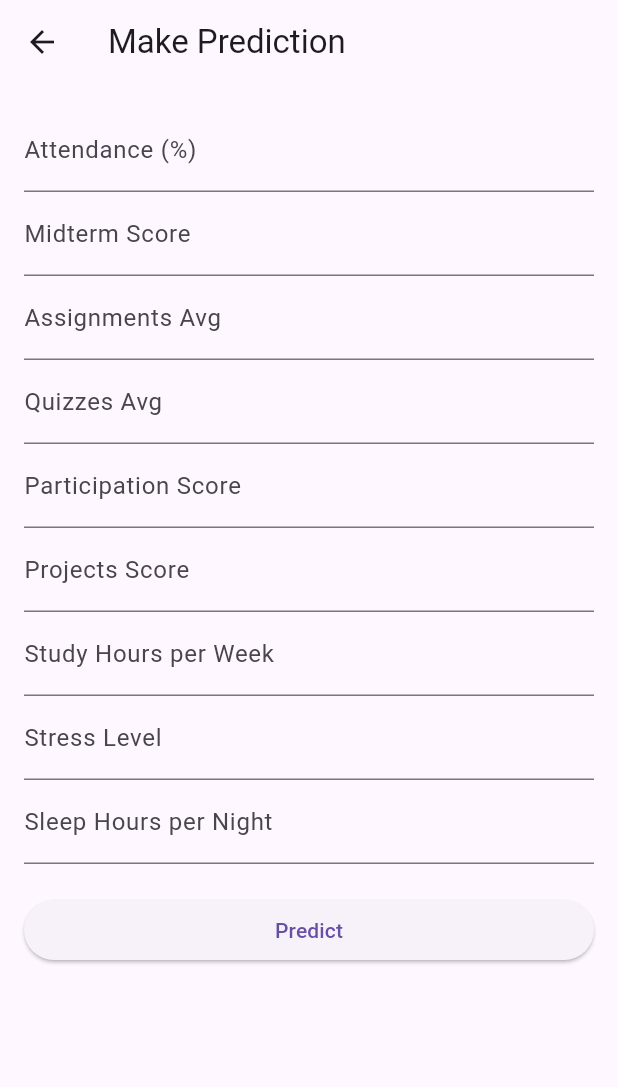
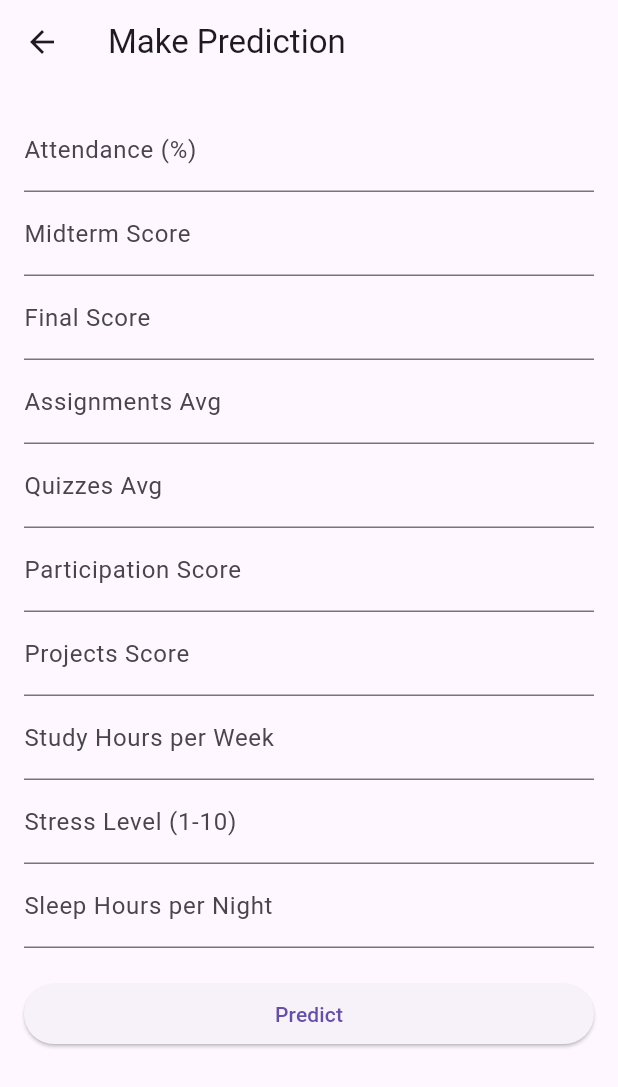
Before and after one commit to ngabo-dev/Linear-Regression-Model-Deployment, a Flutter app: the PredictionScreen screen opened directly, after a tap on "Predict", on a phone screen of 412 x 824 dp. Shown: the top 1087 px of the screen. Run offline on Flutter 3.47's test engine with Material 3 defaults, Android fonts, the light colour scheme and no system bars.

```diff
--- a/summative/flutterapp/lib/prediction_screen.dart
+++ b/summative/flutterapp/lib/prediction_screen.dart
@@ -15,6 +15,7 @@ class _PredictionScreenState extends State<PredictionScreen> {
 
   TextEditingController attendanceController = TextEditingController();
   TextEditingController midtermScoreController = TextEditingController();
+  TextEditingController finalScoreController = TextEditingController();
   TextEditingController assignmentsAvgController = TextEditingController();
   TextEditingController quizzesAvgController = TextEditingController();
   TextEditingController participationScoreController = TextEditingController();
@@ -27,15 +28,16 @@ class _PredictionScreenState extends State<PredictionScreen> {
     final url = 'http://0.0.0.0:8000/predict'; // Replace with actual API URL
 
     Map<String, dynamic> requestBody = {
-      'attendance': double.parse(attendanceController.text),
-      'midterm_score': int.parse(midtermScoreController.text),
-      'assignments_avg': int.parse(assignmentsAvgController.text),
-      'quizzes_avg': int.parse(quizzesAvgController.text),
-      'participation_score': int.parse(participationScoreController.text),
-      'projects_score': int.parse(projectsScoreController.text),
-      'study_hours': int.parse(studyHoursController.text),
-      'stress_level': int.parse(stressLevelController.text),
-      'sleep_hours': double.parse(sleepHoursController.text),
+      'Attendance (%)': double.parse(attendanceController.text),
+      'Midterm_Score': double.parse(midtermScoreController.text),
+      'Final_Score': double.parse(finalScoreController.text),
+      'Assignments_Avg': double.parse(assignmentsAvgController.text),
+      'Quizzes_Avg': double.parse(quizzesAvgController.text),
+      'Participation_Score': double.parse(participationScoreController.text),
+      'Projects_Score': double.parse(projectsScoreController.text),
+      'Study_Hours_per_Week': double.parse(studyHoursController.text),
+      'Stress_Level (1-10)': double.parse(stressLevelController.text),
+      'Sleep_Hours_per_Night': double.parse(sleepHoursController.text),
     };
 
     try {
@@ -75,51 +77,16 @@ class _PredictionScreenState extends State<PredictionScreen> {
           key: _formKey,
           child: ListView(
             children: <Widget>[
-              TextFormField(
-                controller: attendanceController,
-                keyboardType: TextInputType.number,
-                decoration: InputDecoration(labelText: 'Attendance (%)'),
-              ),
-              TextFormField(
-                controller: midtermScoreController,
-                keyboardType: TextInputType.number,
-                decoration: InputDecoration(labelText: 'Midterm Score'),
-              ),
-              TextFormField(
-                controller: assignmentsAvgController,
-                keyboardType: TextInputType.number,
-                decoration: InputDecoration(labelText: 'Assignments Avg'),
-              ),
-              TextFormField(
-                controller: quizzesAvgController,
-                keyboardType: TextInputType.number,
-                decoration: InputDecoration(labelText: 'Quizzes Avg'),
-              ),
-              TextFormField(
-                controller: participationScoreController,
-                keyboardType: TextInputType.number,
-                decoration: InputDecoration(labelText: 'Participation Score'),
-              ),
-              TextFormField(
-                controller: projectsScoreController,
-                keyboardType: TextInputType.number,
-                decoration: InputDecoration(labelText: 'Projects Score'),
-              ),
-              TextFormField(
-                controller: studyHoursController,
-                keyboardType: TextInputType.number,
-                decoration: InputDecoration(labelText: 'Study Hours per Week'),
-              ),
-              TextFormField(
-                controller: stressLevelController,
-                keyboardType: TextInputType.number,
-                decoration: InputDecoration(labelText: 'Stress Level'),
-              ),
-              TextFormField(
-                controller: sleepHoursController,
-                keyboardType: TextInputType.number,
-                decoration: InputDecoration(labelText: 'Sleep Hours per Night'),
-              ),
+              textField(attendanceController, 'Attendance (%)'),
+              textField(midtermScoreController, 'Midterm Score'),
+              textField(finalScoreController, 'Final Score'),
+              textField(assignmentsAvgController, 'Assignments Avg'),
+              textField(quizzesAvgController, 'Quizzes Avg'),
+              textField(participationScoreController, 'Participation Score'),
+              textField(projectsScoreController, 'Projects Score'),
+              textField(studyHoursController, 'Study Hours per Week'),
+              textField(stressLevelController, 'Stress Level (1-10)'),
+              textField(sleepHoursController, 'Sleep Hours per Night'),
               SizedBox(height: 20),
               ElevatedButton(
                 onPressed: makePrediction,
@@ -131,4 +98,12 @@ class _PredictionScreenState extends State<PredictionScreen> {
       ),
     );
   }
+
+  Widget textField(TextEditingController controller, String label) {
+    return TextFormField(
+      controller: controller,
+      keyboardType: TextInputType.number,
+      decoration: InputDecoration(labelText: label),
+    );
+  }
 }
```
Also changed, not shown: 2 other files.
